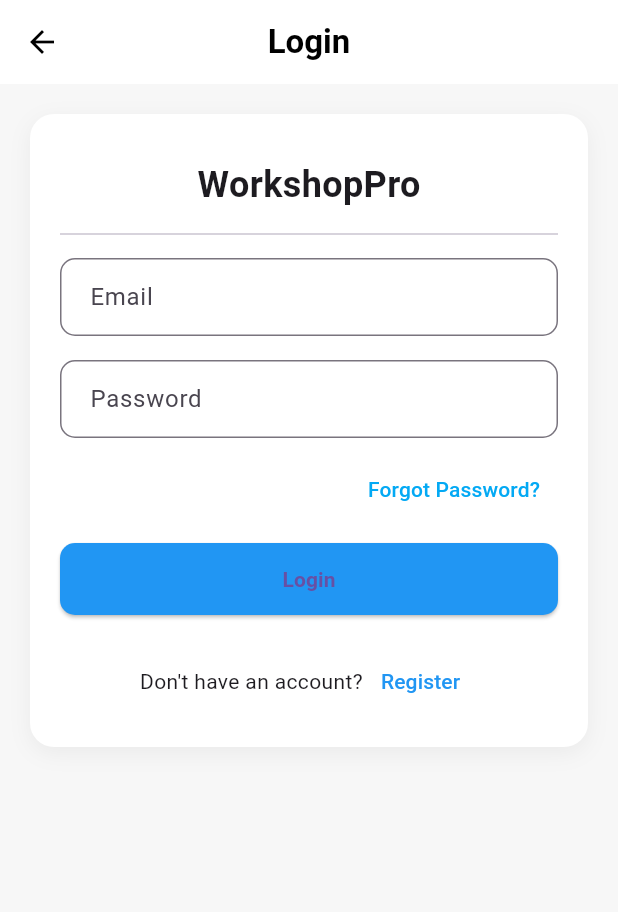
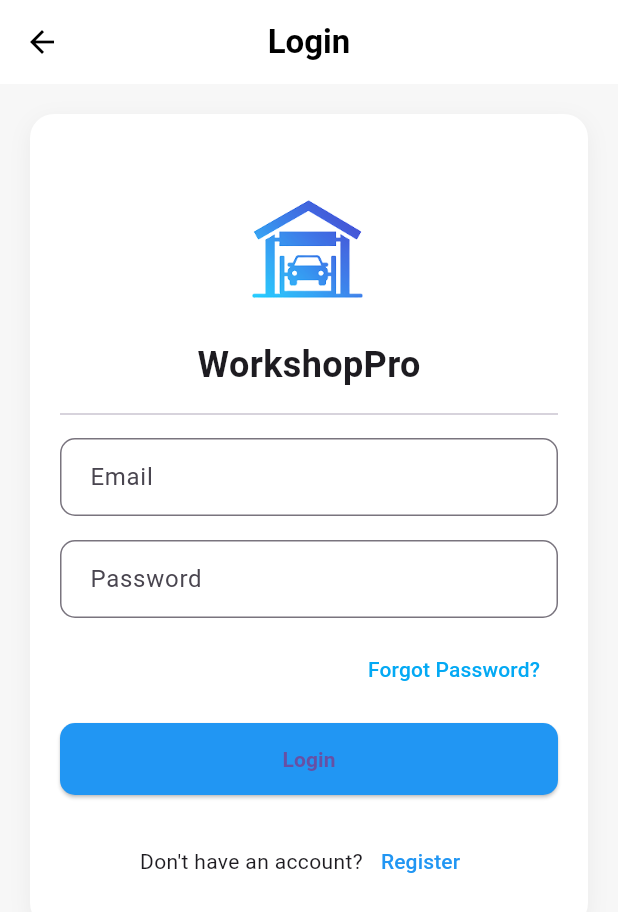
Before and after one commit to xxinyeexy/workshop_management_system, a Flutter app: the LoginScreen screen opened directly, on a phone screen of 412 x 824 dp. Shown: the top 912 px of the screen. Run offline on Flutter 3.47's test engine with Material 3 defaults, Android fonts, the phone set to English and light mode, and no system bars; our stand-ins replace cloud_firestore, firebase_auth, firebase_core, firebase_storage, geolocator, hive and 2 more; accounts and stored records are empty.

Commit message:
update logo

```diff
--- a/lib/modules/registration/views/LoginPage.dart
+++ b/lib/modules/registration/views/LoginPage.dart
@@ -72,11 +72,12 @@ class _LoginScreenState extends State<LoginScreen> {
       Navigator.pushReplacement(
         context,
         MaterialPageRoute(
-          builder: (_) => Schedule(
-            userName: userName,
-            userRole: userRole,
-            userPosition: userPosition,
-          ),
+          builder:
+              (_) => Schedule(
+                userName: userName,
+                userRole: userRole,
+                userPosition: userPosition,
+              ),
         ),
       );
     } on FirebaseAuthException catch (authError) {
@@ -119,6 +120,7 @@ class _LoginScreenState extends State<LoginScreen> {
             child: Column(
               children: [
                 const SizedBox(height: 10),
+                Image.asset("images/logo.png", height: 120),
                 const Text(
                   "WorkshopPro",
                   style: TextStyle(fontSize: 24, fontWeight: FontWeight.bold),
```
Also changed, not shown: pubspec.lock, 2 other files.
